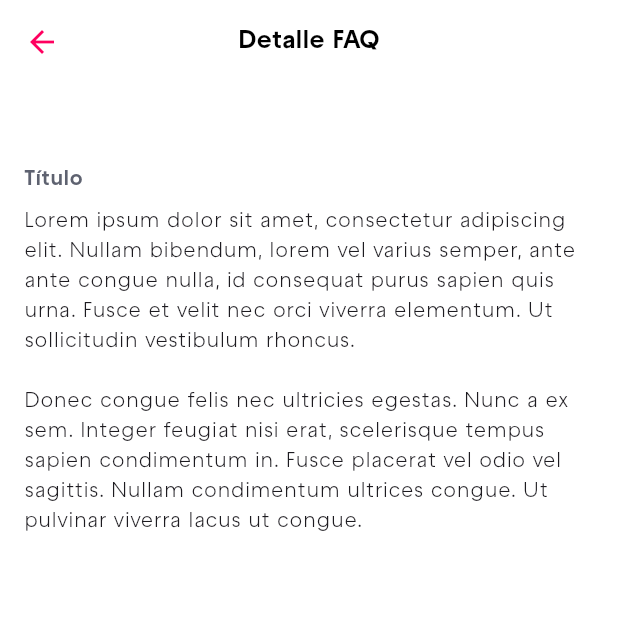
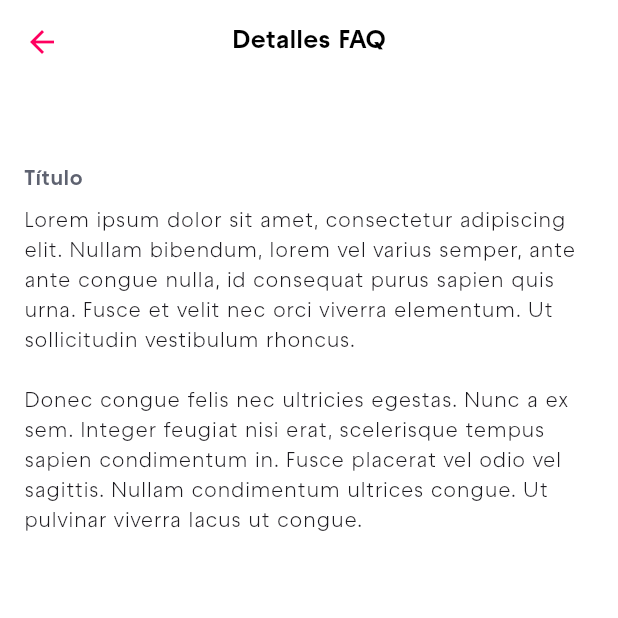
Before and after one commit to RubenPardo/rudo_app_clone, a Flutter app: the FAQDetailsPage screen opened directly with empty values, on a phone screen of 412 x 824 dp, the top half of it. Run offline on Flutter 3.47's test engine with Material 2 defaults, Android fonts, the phone set to English and light mode, and no system bars; our stand-ins replace dio, equatable, firebase_core, flutter_bloc, flutter_secure_storage, geolocator and 3 more; accounts and stored records are empty; network calls fail.

Commit message:
Add custom app bar

```diff
--- a/lib/presentation/pages/faq_detail_page.dart
+++ b/lib/presentation/pages/faq_detail_page.dart
@@ -2,6 +2,7 @@
 import 'package:flutter/material.dart';
 import 'package:rudo_app_clone/app/colors.dart';
 import 'package:rudo_app_clone/app/styles.dart';
+import 'package:rudo_app_clone/presentation/widgets/app_bar.dart';
 import 'package:rudo_app_clone/presentation/widgets/custom_card_widget.dart';
 
 class FAQDetailsPage extends StatelessWidget {
@@ -13,7 +14,12 @@ class FAQDetailsPage extends StatelessWidget {
   Widget build(BuildContext context) {
     return Scaffold(
       backgroundColor: Colors.white,
-      appBar: _buildAppBar(context),
+      appBar: CustomAppBar(
+        appBar: AppBar(),
+        title: 'Detalles FAQ',
+        canPop: false,
+        backgroundColor: Colors.white,
+      ),
       body: SingleChildScrollView(
         child: Padding(
           padding: const EdgeInsets.symmetric(horizontal: 16),
@@ -34,15 +40,4 @@ class FAQDetailsPage extends StatelessWidget {
       ),
     );
   }
-
-  PreferredSizeWidget _buildAppBar(BuildContext context){
-    return AppBar(
-      title: const Text('Detalle FAQ',style: CustomTextStyles.titleAppbar,),
-      elevation: 0,
-      backgroundColor: Colors.white,
-      centerTitle: true,
-      leading:  IconButton(icon: const Icon(Icons.arrow_back), onPressed: () => Navigator.of(context).pop(),),
-      iconTheme: const IconThemeData(color: AppColors.fuchsia,),
-    );
-  }
 }
--- /dev/null
+++ b/lib/presentation/widgets/app_bar.dart
@@ -0,0 +1,34 @@
+import 'dart:io';
+
+import 'package:flutter/material.dart';
+import 'package:rudo_app_clone/app/colors.dart';
+import 'package:rudo_app_clone/app/styles.dart';
+
+class CustomAppBar extends StatelessWidget implements PreferredSizeWidget{
+  const CustomAppBar({super.key,
+    required this.appBar,
+    required this.title,
+    required this.backgroundColor,
+    required this.canPop});
+
+  final String title;
+  final Color backgroundColor;
+  final AppBar appBar;
+  final bool canPop;
+
+  @override
+  Widget build(BuildContext context) {
+    return AppBar(
+      title: Text(title,style: CustomTextStyles.titleAppbar,),
+      elevation: 0,
+      backgroundColor: backgroundColor,
+      centerTitle: true,
+      leading: !canPop ? null : IconButton(icon: Icon(Platform.isAndroid ? Icons.arrow_back: Icons.arrow_back_ios), onPressed: () => Navigator.of(context).pop(),),
+      iconTheme: const IconThemeData(color: AppColors.fuchsia,),
+    );
+  }
+
+  @override
+  // TODO: implement preferredSize
+  Size get preferredSize => Size.fromHeight(appBar.preferredSize.height);
+}
```
Also changed, not shown: lib/presentation/pages/event_details_page.dart (+8 -11 lines), lib/presentation/pages/faq_page.dart (+7 -1 lines), lib/presentation/pages/info_checks_day_page.dart (+7 -12 lines), lib/presentation/pages/time_record_page.dart (+7 -12 lines).
